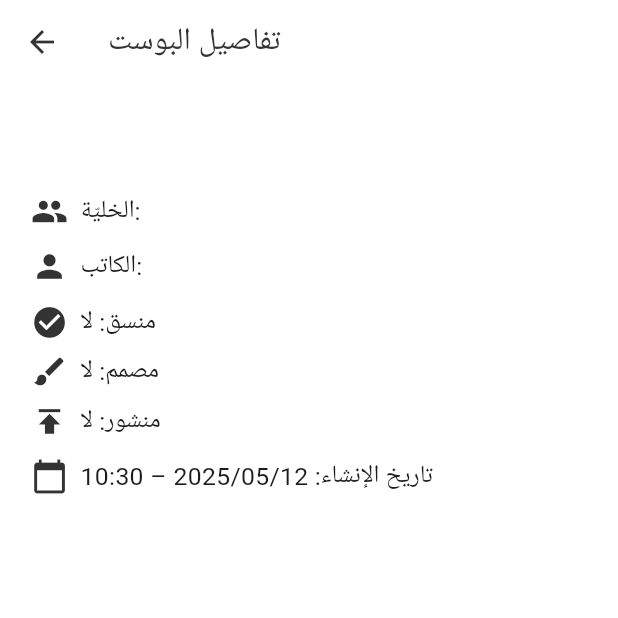
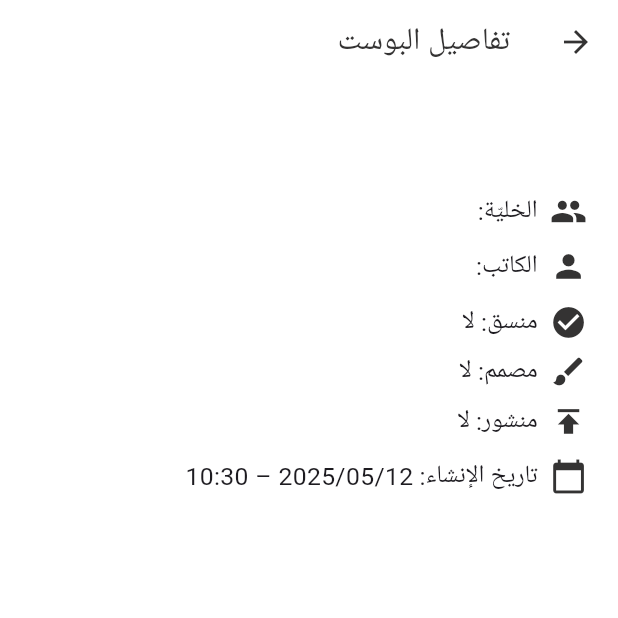
Before and after one commit to medlife056/medlife-postsManegments, a Flutter app: the PostDetailsScreen screen opened directly with empty values, on a phone screen of 412 x 824 dp, the top half of it. Run offline on Flutter 3.47's test engine with Material 3 defaults, Android fonts, the phone set to English and light mode, and no system bars; our stand-ins replace get, shared_preferences; accounts and stored records are empty.

Commit message:
edit login exception  message and rtl the details post screen

```diff
--- a/lib/Screens/admin/postDetails.dart
+++ b/lib/Screens/admin/postDetails.dart
@@ -1,7 +1,7 @@
 import 'package:flutter/material.dart';
 import 'package:MedLife/constant/appColors.dart';
 import 'package:MedLife/models/postModel.dart';
-import 'package:intl/intl.dart';
+import 'package:intl/intl.dart' hide TextDirection;
 
 class PostDetailsScreen extends StatelessWidget {
   final PostModel post;
@@ -15,7 +15,9 @@ class PostDetailsScreen extends StatelessWidget {
     final heightScreen = MediaQuery.of(context).size.height;
     final widthScreen = MediaQuery.of(context).size.width;
 
-    return Scaffold(
+      return Directionality(
+    textDirection: TextDirection.rtl,
+    child: Scaffold(
       backgroundColor: Colors.white,
       appBar: AppBar(
         title: Text(
@@ -85,7 +87,7 @@ class PostDetailsScreen extends StatelessWidget {
           ],
         ),
       ),
-    );
+    ));
   }
 
   Widget _buildDetailRow(IconData icon, String text, double widthScreen) {
```
